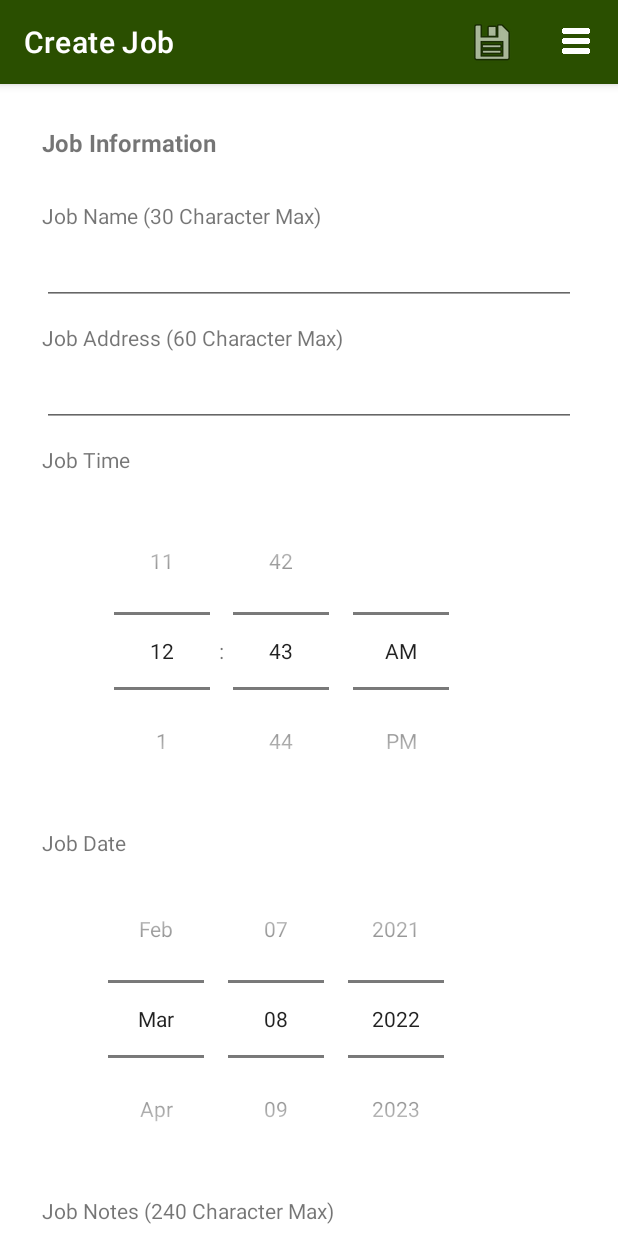
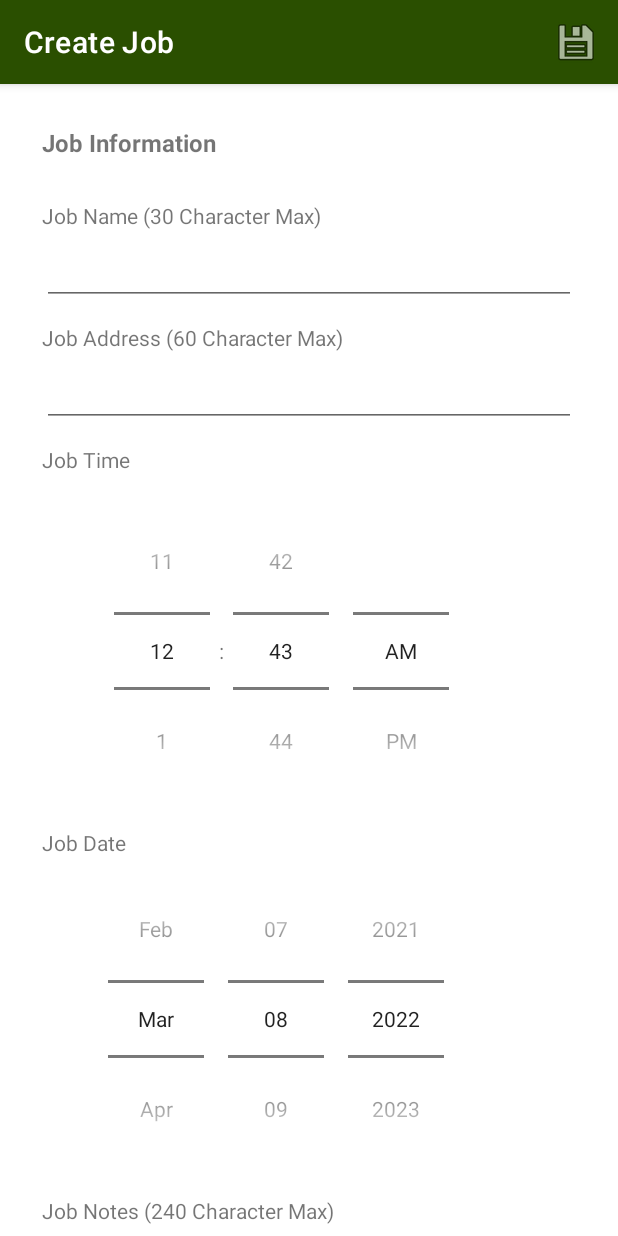
Before and after one commit to BenjaminTolman/TaskCommanderProject, an Android app: the fragment JobsFragment placed in its activity, after a tap on "add", on a phone screen of 412 x 824 dp. Run offline under Robolectric (Android 15) with nearby library versions, the phone set to English and light mode, and no system bars; our stand-ins replace Firebase (no records; nobody signed in at launch, a user with empty details on screens opened directly), Picasso; libraries missing offline, so code that uses them is left out: jp.wasabeef.picasso; pictures from the network do not load; 4 statements that could not run were skipped.

Commit message:
Beta Resubmit

```diff
--- a/TaskCommander/app/src/main/java/com/benjamintolman/taskcommander/fragments/JobsFragment.java
+++ b/TaskCommander/app/src/main/java/com/benjamintolman/taskcommander/fragments/JobsFragment.java
@@ -132,6 +132,7 @@ public class JobsFragment extends Fragment implements  AdapterView.OnItemClickLi
 
                 //todo this is a bandaid and actual menu change needed.
                 if(MainActivity.currentUser.getRole().equals("Employee")){
+                    Toast.makeText(getContext(), "Employees cannot create jobs.", Toast.LENGTH_SHORT).show();
                     break;
                 }
                 getParentFragmentManager().beginTransaction().replace(
--- a/TaskCommander/app/src/main/res/menu/jobs_create_menu.xml
+++ b/TaskCommander/app/src/main/res/menu/jobs_create_menu.xml
@@ -5,10 +5,5 @@
         android:icon="@android:drawable/ic_menu_save"
         android:title="save"
         app:showAsAction="always" />
-    <item
-        android:icon="@drawable/hamburger"
-        android:orderInCategory="100"
-        android:title="nav"
-        app:showAsAction="always">
-    </item>
+
 </menu>
--- a/TaskCommander/app/src/main/res/menu/jobs_menu.xml
+++ b/TaskCommander/app/src/main/res/menu/jobs_menu.xml
@@ -5,10 +5,5 @@
         android:icon="@android:drawable/ic_menu_add"
         android:title="add"
         app:showAsAction="always" />
-    <item
-        android:icon="@drawable/hamburger"
-        android:orderInCategory="100"
-        android:title="nav"
-        app:showAsAction="always">
-    </item>
+
 </menu>
```
Also changed, not shown: TaskCommander/app/src/main/java/com/benjamintolman/taskcommander/fragments/EmployeeDetailsFragment.java (line endings or trailing spaces).
